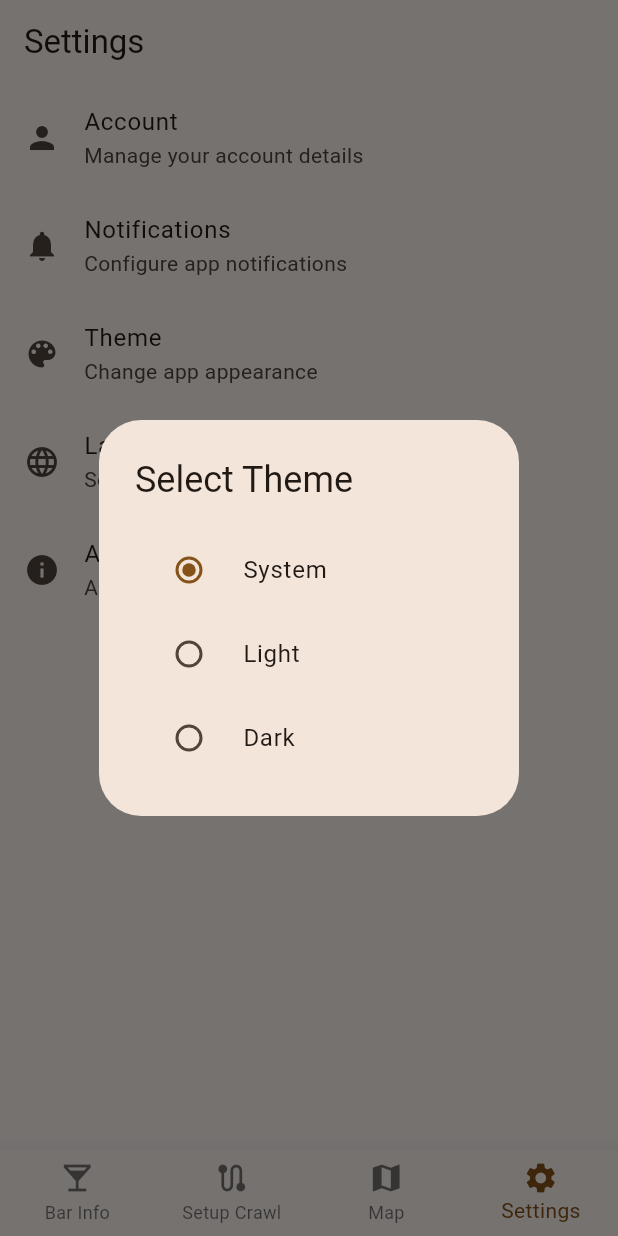
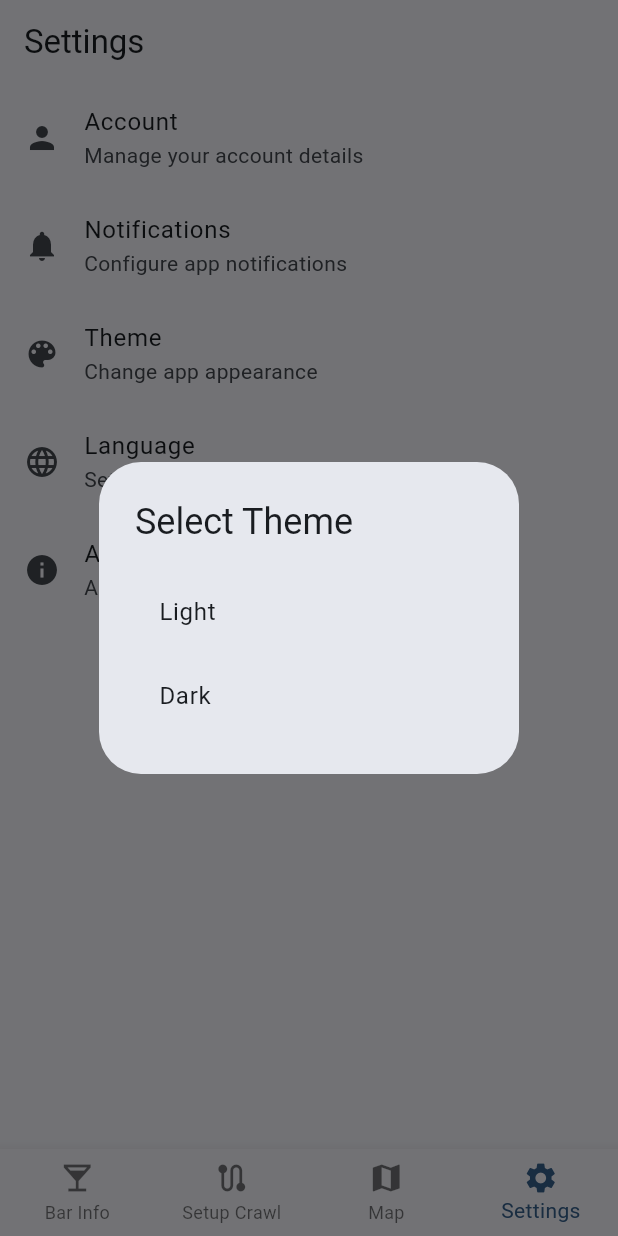
Before and after one commit to pwjensen/BetterBarCrawlApp, a Flutter app: the screen it shows after launch, item 4 of the bottom bar chosen, after a tap on "Theme", on a phone screen of 412 x 824 dp. Run offline on Flutter 3.47's test engine with Material 3 defaults, Android fonts, the phone set to English and light mode, and no system bars; our stand-ins replace flutter_dotenv, flutter_map, geolocator, latlong2; missing offline and left inert: app_settings, open_route_service.

Commit message:
Fixed Theming: shared_preferences broken so cannot use system settings as default

```diff
--- a/src/frontend/lib/main.dart
+++ b/src/frontend/lib/main.dart
@@ -1,7 +1,5 @@
 import 'package:flutter/material.dart';
 import 'package:flutter_dotenv/flutter_dotenv.dart';
-import 'package:provider/provider.dart';
-import 'utils/theme_provider.dart';
 import 'widgets/bar_info_page.dart';
 import 'widgets/setup_crawl_page.dart';
 import 'widgets/map_page.dart';
@@ -11,43 +9,50 @@ Future<void> main() async {
   WidgetsFlutterBinding.ensureInitialized();
   await dotenv.load(fileName: ".env");
 
-  runApp(
-    ChangeNotifierProvider(
-      create: (_) => ThemeProvider(),
-      child: const MyApp(),
-    ),
-  );
+  runApp(const MyApp());
 }
 
-class MyApp extends StatelessWidget {
+class MyApp extends StatefulWidget {
   const MyApp({super.key});
 
   @override
+  State<MyApp> createState() => _MyAppState();
+}
+
+class _MyAppState extends State<MyApp> {
+  ThemeMode _themeMode = ThemeMode.system;
+
+  void setThemeMode(ThemeMode themeMode) {
+    setState(() {
+      _themeMode = themeMode;
+    });
+  }
+
+  @override
   Widget build(BuildContext context) {
-    return Consumer<ThemeProvider>(
-      builder: (context, themeProvider, child) {
     return MaterialApp(
       title: 'Bar Crawl App',
       theme: ThemeData(
-            colorScheme: ColorScheme.fromSeed(seedColor: Colors.orange),
+        colorScheme: ColorScheme.fromSeed(seedColor: Colors.blue),
+        brightness: Brightness.light,
       ),
       darkTheme: ThemeData(
         colorScheme: ColorScheme.fromSeed(
-              seedColor: Colors.orange,
+          seedColor: Colors.blue,
           brightness: Brightness.dark,
         ),
       ),
-          themeMode: themeProvider.themeMode,
+      themeMode: _themeMode,
       debugShowCheckedModeBanner: false,
-          home: const MainPage(),
-        );
-      },
+      home: MainPage(setThemeMode: setThemeMode),
     );
   }
 }
 
 class MainPage extends StatefulWidget {
-  const MainPage({super.key});
+  final Function(ThemeMode) setThemeMode;
+
+  const MainPage({super.key, required this.setThemeMode});
 
   @override
   State<MainPage> createState() => MainPageState();
@@ -56,12 +61,18 @@ class MainPage extends StatefulWidget {
 class MainPageState extends State<MainPage> {
   int _currentIndex = 0;
 
-  final List<Widget> _pages = [
+  late final List<Widget> _pages;
+
+  @override
+  void initState() {
+    super.initState();
+    _pages = [
       const BarInfoPage(),
       const SetupCrawlPage(),
       const MapPage(),
-    const SettingsPage(),
+      SettingsPage(setThemeMode: widget.setThemeMode),
     ];
+  }
 
   @override
   Widget build(BuildContext context) {
--- a/src/frontend/lib/utils/theme_provider.dart
+++ /dev/null
@@ -1,31 +0,0 @@
-import 'package:flutter/material.dart';
-import 'package:shared_preferences/shared_preferences.dart';
-
-class ThemeProvider with ChangeNotifier {
-  ThemeMode _themeMode = ThemeMode.system;
-
-  ThemeMode get themeMode => _themeMode;
-
-  ThemeProvider() {
-    _loadThemeMode();
-  }
-
-  void setThemeMode(ThemeMode mode) async {
-    _themeMode = mode;
-    notifyListeners();
-    final prefs = await SharedPreferences.getInstance();
-    await prefs.setString('themeMode', mode.toString());
-  }
-
-  void _loadThemeMode() async {
-    final prefs = await SharedPreferences.getInstance();
-    final savedMode = prefs.getString('themeMode');
-    if (savedMode != null) {
-      _themeMode = ThemeMode.values.firstWhere(
-        (e) => e.toString() == savedMode,
-        orElse: () => ThemeMode.system,
-      );
-      notifyListeners();
-    }
-  }
-}
--- a/src/frontend/lib/widgets/settings_page.dart
+++ b/src/frontend/lib/widgets/settings_page.dart
@@ -1,10 +1,10 @@
 import 'package:flutter/material.dart';
-import 'package:provider/provider.dart';
 import 'package:app_settings/app_settings.dart';
-import '../utils/theme_provider.dart';
 
 class SettingsPage extends StatelessWidget {
-  const SettingsPage({super.key});
+  final Function(ThemeMode) setThemeMode;
+
+  const SettingsPage({super.key, required this.setThemeMode});
 
   @override
   Widget build(BuildContext context) {
@@ -34,7 +34,7 @@ class SettingsPage extends StatelessWidget {
             onTap: () {
               showDialog(
                 context: context,
-                builder: (context) => ThemeSelectionDialog(),
+                builder: (context) => ThemeSelectionDialog(setThemeMode: setThemeMode),
               );
             },
           ),
@@ -55,40 +55,28 @@ class SettingsPage extends StatelessWidget {
 }
 
 class ThemeSelectionDialog extends StatelessWidget {
-  const ThemeSelectionDialog({super.key});
+  final Function(ThemeMode) setThemeMode;
+
+  const ThemeSelectionDialog({super.key, required this.setThemeMode});
 
   @override
   Widget build(BuildContext context) {
-    final themeProvider = Provider.of<ThemeProvider>(context);
     return AlertDialog(
       title: const Text('Select Theme'),
       content: Column(
         mainAxisSize: MainAxisSize.min,
         children: [
-          RadioListTile<ThemeMode>(
-            title: const Text('System'),
-            value: ThemeMode.system,
-            groupValue: themeProvider.themeMode,
-            onChanged: (ThemeMode? value) {
-              if (value != null) themeProvider.setThemeMode(value);
+          ListTile(
+            title: const Text('Light'),
+            onTap: () {
+              setThemeMode(ThemeMode.light);
               Navigator.of(context).pop();
             },
           ),
-          RadioListTile<ThemeMode>(
-            title: const Text('Light'),
-            value: ThemeMode.light,
-            groupValue: themeProvider.themeMode,
-            onChanged: (ThemeMode? value) {
-              if (value != null) themeProvider.setThemeMode(value);
-              Navigator.of(context).pop();
-            },
-          ),
-          RadioListTile<ThemeMode>(
+          ListTile(
             title: const Text('Dark'),
-            value: ThemeMode.dark,
-            groupValue: themeProvider.themeMode,
-            onChanged: (ThemeMode? value) {
-              if (value != null) themeProvider.setThemeMode(value);
+            onTap: () {
+              setThemeMode(ThemeMode.dark);
               Navigator.of(context).pop();
             },
           ),
--- a/src/frontend/pubspec.yaml
+++ b/src/frontend/pubspec.yaml
@@ -40,7 +40,6 @@ dependencies:
   geolocator: ^13.0.1
   app_settings: ^5.1.1
   provider: ^6.1.2
-  shared_preferences: ^2.3.2
   flutter_dotenv: ^5.2.1
 
 dev_dependencies:
```
Also changed, not shown: src/frontend/pubspec.lock. Lines whose indentation alone changed are shown as unchanged.
